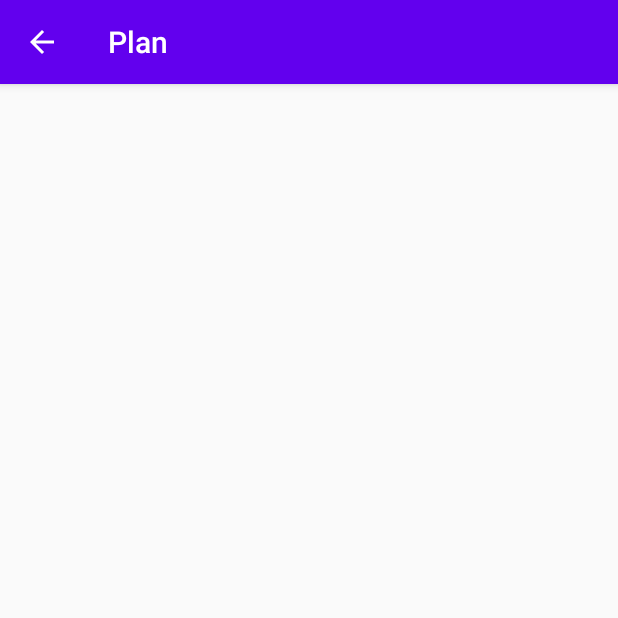
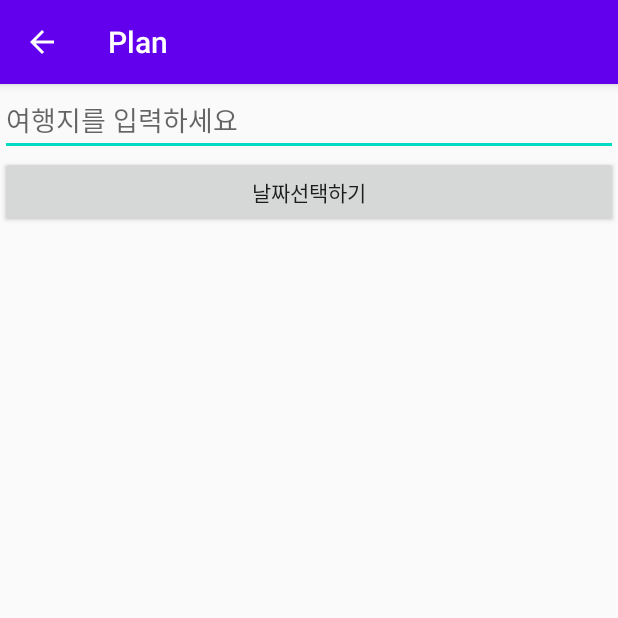
Before and after one commit to alswl6709/Application, an Android app: the PlanActivity screen opened directly, with no data from a screen before it, on a phone screen of 412 x 824 dp, the top half of it. Run offline under Robolectric (Android 15) with nearby library versions, the phone set to English and light mode, and no system bars.

Commit message:
Merge remote-tracking branch 'origin/master'
# Conflicts:
#	app/src/main/AndroidManifest.xml

```diff
--- a/app/src/main/AndroidManifest.xml
+++ b/app/src/main/AndroidManifest.xml
@@ -10,12 +10,11 @@
         android:roundIcon="@mipmap/ic_launcher_round"
         android:supportsRtl="true"
         android:theme="@style/AppTheme">
+        <activity android:name=".PlanActivity2"></activity>
         <activity android:name=".FindinfoActivity" />
         <activity android:name=".TagActivity" />
         <activity android:name=".SignupActivity" />
-        <activity
-            android:name=".PlanlistActivity"
-            />
+        <activity android:name=".PlanlistActivity" />
         <activity
             android:name=".PlanActivity"
             android:parentActivityName=".MypageActivity" />
--- a/app/src/main/java/org/techtown/application/PlanActivity.java
+++ b/app/src/main/java/org/techtown/application/PlanActivity.java
@@ -7,16 +7,23 @@ import androidx.appcompat.widget.Toolbar;
 
 import android.os.Bundle;
 import android.view.MenuItem;
+import android.view.View;
+import android.widget.Button;
+import android.widget.EditText;
 
 public class PlanActivity extends AppCompatActivity {
     ActionBar actionBar;
     Toolbar toolbar;
+
+    CalendarFragment calendarFragment;
+    EditText txtPlace;
 
     @Override
     protected void onCreate(Bundle savedInstanceState) {
         super.onCreate(savedInstanceState);
         setContentView(R.layout.activity_plan);
 
+        //툴바
         toolbar = findViewById(R.id.toolbar);
         setSupportActionBar(toolbar);
 
@@ -24,6 +31,21 @@ public class PlanActivity extends AppCompatActivity {
 
         actionBar.setTitle("Plan");
         actionBar.setDisplayHomeAsUpEnabled(true);
+
+        //달력
+        calendarFragment = new CalendarFragment();
+        txtPlace = findViewById(R.id.txtPlace);
+
+        Button btnCalendar = findViewById(R.id.btnCalendar);
+        btnCalendar.setOnClickListener(new View.OnClickListener() {
+            @Override
+            public void onClick(View v) {
+                getSupportFragmentManager().beginTransaction().replace(R.id.calendarContainer,calendarFragment).commit();
+                Bundle bundle = new Bundle();
+                bundle.putString("place",txtPlace.getText().toString());
+                calendarFragment.setArguments(bundle);
+            }
+        });
     }
 
     @Override
--- a/app/src/main/java/org/techtown/application/PlanlistActivity.java
+++ b/app/src/main/java/org/techtown/application/PlanlistActivity.java
@@ -40,8 +40,11 @@ public class PlanlistActivity extends AppCompatActivity {
 
         adapter = new PlanlistAdapter();
 
-        //예시 나중에는 PlanActivity 데이터 받아오기
+        //예시 나중에는 PlanActivity2 데이터 받아오기
+
         adapter.addItem(new Planlist("제주도","2020","06","12"));
+      //  adapter.addItem(new Planlist());
+
 
         recyclerView.setAdapter(adapter);
 
--- a/app/src/main/res/layout/activity_plan.xml
+++ b/app/src/main/res/layout/activity_plan.xml
@@ -22,6 +22,36 @@
 
 
         </androidx.appcompat.widget.Toolbar>
+
     </com.google.android.material.appbar.AppBarLayout>
 
+    <LinearLayout
+        android:layout_width="match_parent"
+        android:layout_height="match_parent"
+        android:layout_weight="4"
+        android:orientation="vertical">
+
+        <EditText
+            android:id="@+id/txtPlace"
+            android:layout_width="match_parent"
+            android:layout_height="wrap_content"
+            android:ems="10"
+            android:inputType="textPersonName"
+            android:hint="여행지를 입력하세요" />
+
+        <Button
+            android:id="@+id/btnCalendar"
+            android:layout_width="match_parent"
+            android:layout_height="wrap_content"
+            android:text="날짜선택하기" />
+    </LinearLayout>
+
+    <FrameLayout
+        android:id="@+id/calendarContainer"
+        android:layout_width="match_parent"
+        android:layout_height="match_parent"
+        android:layout_weight="1">
+
+    </FrameLayout>
+
 </LinearLayout>
```
Also changed, not shown: app/src/main/java/org/techtown/application/CalendarFragment.java (added, +75 -0 lines), app/src/main/java/org/techtown/application/Day.java (added, +17 -0 lines), app/src/main/java/org/techtown/application/DayAdapter.java (added, +79 -0 lines), app/src/main/java/org/techtown/application/OnDayItemClickListener.java (added, +7 -0 lines), app/src/main/java/org/techtown/application/PlanActivity2.java (added, +42 -0 lines), app/src/main/res/layout/activity_plan2.xml (added, +36 -0 lines), app/src/main/res/layout/calendar.xml (added, +27 -0 lines), app/src/main/res/layout/day_item.xml (added, +39 -0 lines).
